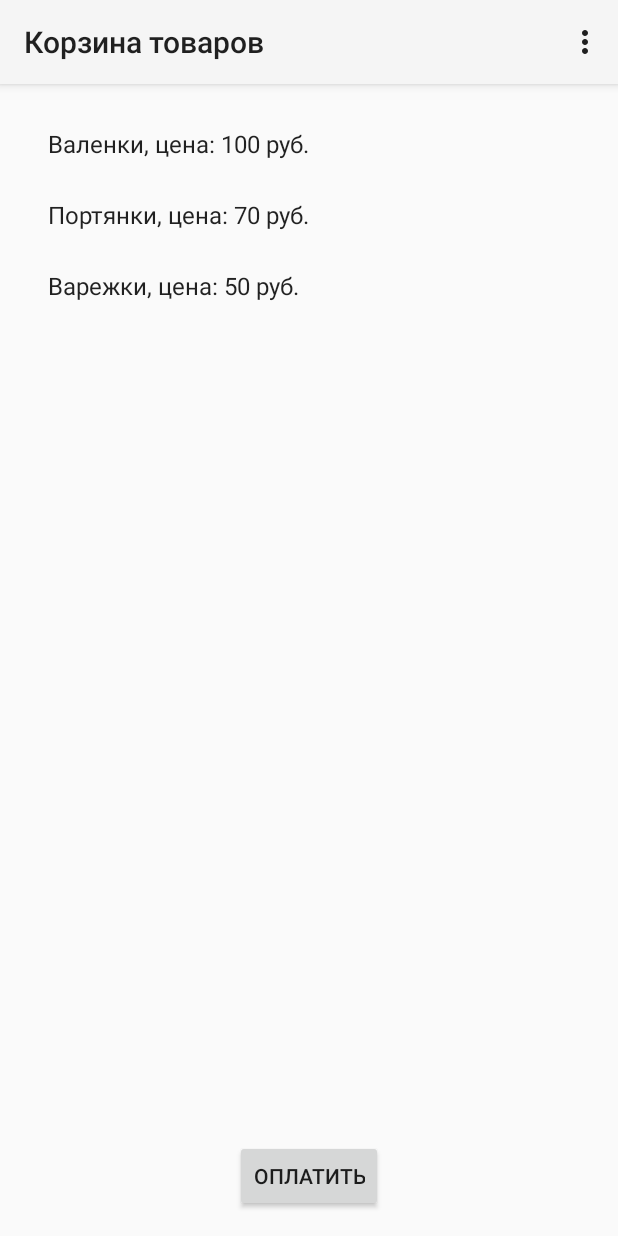
After one commit to andrewmerc/HuskyPay, an Android app: the ProductsBasketActivity screen opened directly, with no data from a screen before it, on a phone screen of 412 x 824 dp. The commit adds this screen. Run offline under Robolectric (Android 15) with nearby library versions, the phone set to English and light mode, and no system bars.

Commit message:
Добавлены активити: * Добавление карты и статус добавления карты * Корзина продуктов * Изменена иконка приложения

```diff
--- /dev/null
+++ b/app/src/main/java/ru/alfabank/huskypay/app/ApplicationContext.java
@@ -0,0 +1,33 @@
+package ru.alfabank.huskypay.app;
+
+import com.google.common.collect.Lists;
+
+import java.util.List;
+
+/**
+ * Created by atom on 28.11.2014.
+ */
+public enum ApplicationContext {
+    INSTANCE;
+    private CardInfo cardInfo;
+
+    public List<ProductInfo> getProductsInBasket() {
+        return productsInBasket;
+    }
+
+    private List<ProductInfo> productsInBasket = Lists.newArrayList(
+            new ProductInfo(1, "Валенки", "Теплые и удобные", 100),
+            new ProductInfo(2, "Портянки", "Теплые и удобные тоже", 70),
+            new ProductInfo(3, "Варежки", "Теплые и удобные, как валенки", 50)
+    );
+
+    public CardInfo getCardInfo() {
+        return cardInfo;
+    }
+
+    public void setCardInfo(CardInfo cardInfo) {
+        this.cardInfo = cardInfo;
+    }
+
+
+}
--- a/app/src/main/java/ru/alfabank/huskypay/app/ProductInfo.java
+++ b/app/src/main/java/ru/alfabank/huskypay/app/ProductInfo.java
@@ -16,4 +16,20 @@ public class ProductInfo {
         this.details = details;
         this.cost = cost;
     }
+
+    public long getId() {
+        return id;
+    }
+
+    public String getName() {
+        return name;
+    }
+
+    public String getDetails() {
+        return details;
+    }
+
+    public int getCost() {
+        return cost;
+    }
 }
--- /dev/null
+++ b/app/src/main/java/ru/alfabank/huskypay/app/ProductsBasketActivity.java
@@ -0,0 +1,63 @@
+package ru.alfabank.huskypay.app;
+
+import android.app.Activity;
+import android.os.Bundle;
+import android.view.Menu;
+import android.view.MenuItem;
+import android.widget.ArrayAdapter;
+import android.widget.ListView;
+
+import java.util.ArrayList;
+import java.util.List;
+
+
+public class ProductsBasketActivity extends Activity {
+
+    /** Items entered by the user is stored in this ArrayList variable */
+    ArrayList<String> listItems = new ArrayList<String>();
+
+    /** Declaring an ArrayAdapter to set items to ListView */
+    ArrayAdapter<String> adapter;
+
+    @Override
+    protected void onCreate(Bundle savedInstanceState) {
+        super.onCreate(savedInstanceState);
+        setContentView(R.layout.activity_products_basket);
+
+        /** Defining the ArrayAdapter to set items to ListView */
+        adapter = new ArrayAdapter<String>(this, android.R.layout.simple_list_item_1, listItems);
+
+        ListView productsList = (ListView) findViewById(R.id.listProducts);
+        productsList.setAdapter(adapter);
+
+        List<ProductInfo> list = ApplicationContext.INSTANCE.getProductsInBasket();
+        for (ProductInfo aList : list) {
+            listItems.add(String.format("%s, цена: %d руб.", aList.getName(), aList.getCost()));
+        }
+
+        adapter.notifyDataSetChanged();
+    }
+
+
+    @Override
+    public boolean onCreateOptionsMenu(Menu menu) {
+        // Inflate the menu; this adds items to the action bar if it is present.
+        getMenuInflater().inflate(R.menu.menu_products_basket, menu);
+        return true;
+    }
+
+    @Override
+    public boolean onOptionsItemSelected(MenuItem item) {
+        // Handle action bar item clicks here. The action bar will
+        // automatically handle clicks on the Home/Up button, so long
+        // as you specify a parent activity in AndroidManifest.xml.
+        int id = item.getItemId();
+
+        //noinspection SimplifiableIfStatement
+        if (id == R.id.action_settings) {
+            return true;
+        }
+
+        return super.onOptionsItemSelected(item);
+    }
+}
--- /dev/null
+++ b/app/src/main/res/layout/activity_products_basket.xml
@@ -0,0 +1,22 @@
+<RelativeLayout xmlns:android="http://schemas.android.com/apk/res/android"
+    xmlns:tools="http://schemas.android.com/tools"
+    android:layout_width="match_parent"
+    android:layout_height="match_parent"
+    android:paddingLeft="@dimen/activity_horizontal_margin"
+    android:paddingRight="@dimen/activity_horizontal_margin"
+    android:paddingTop="@dimen/activity_vertical_margin"
+    android:paddingBottom="@dimen/activity_vertical_margin"
+    tools:context="ru.alfabank.huskypay.app.ProductsBasketActivity">
+
+    <ListView
+            android:layout_width="wrap_content"
+            android:layout_height="wrap_content"
+            android:id="@+id/listProducts" android:layout_alignParentTop="true" android:layout_alignParentLeft="true"
+            android:layout_alignParentStart="true" android:layout_above="@+id/button" android:choiceMode="none"
+            android:divider="#fafafa"/>
+    <Button
+            android:layout_width="wrap_content"
+            android:layout_height="wrap_content"
+            android:text="Оплатить"
+            android:id="@+id/button" android:layout_alignParentBottom="true" android:layout_centerHorizontal="true"/>
+</RelativeLayout>
--- /dev/null
+++ b/app/src/main/res/menu/menu_products_basket.xml
@@ -0,0 +1,8 @@
+<menu xmlns:android="http://schemas.android.com/apk/res/android"
+    xmlns:tools="http://schemas.android.com/tools"
+    tools:context="ru.alfabank.huskypay.app.ProductsBasketActivity" >
+    <item android:id="@+id/action_settings"
+        android:title="@string/action_settings"
+        android:orderInCategory="100"
+        android:showAsAction="never" />
+</menu>
```
Also changed, not shown: app/src/main/AndroidManifest.xml (+6 -2 lines), app/src/main/java/ru/alfabank/huskypay/app/CardEditActivity.java (added, +30 -0 lines), app/src/main/java/ru/alfabank/huskypay/app/CardEditResultActivity.java (added, +21 -0 lines), app/src/main/java/ru/alfabank/huskypay/app/CardInfo.java (added, +29 -0 lines), app/src/main/res/drawable-xhdpi/button_background.xml (added, +14 -0 lines), app/src/main/res/drawable-xhdpi/button_press.xml (added, +7 -0 lines), app/src/main/res/layout/activity_card_edit.xml (added, +83 -0 lines), app/src/main/res/layout/activity_card_edit_result.xml (added, +29 -0 lines), app/src/main/res/values/strings.xml (+9 -0 lines), app/src/main/res/drawable-hdpi/ic_launcher.png, app/src/main/res/drawable-mdpi/ic_launcher.png, app/src/main/res/drawable-xhdpi/husky.png (added), app/src/main/res/drawable-xhdpi/ic_launcher.png, app/src/main/res/drawable-xxhdpi/ic_launcher.png.
